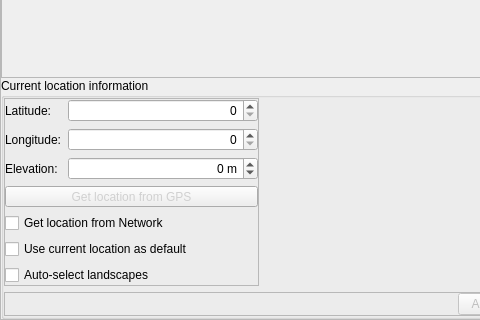
This is src/gui/locationDialogGui.ui in Stellarium/stellarium as Qt 5 draws it before an edit; both pictures show x 0 to 480 and y 163 to 483 of the 786 by 483 pixel window. The edited form follows.
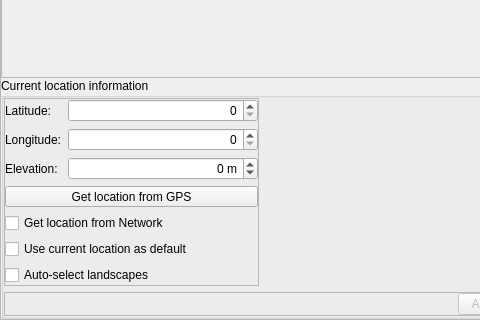
This is the edited form. Custom widgets are drawn as their Qt base class.

```diff
--- a/src/gui/locationDialogGui.ui
+++ b/src/gui/locationDialogGui.ui
@@ -340,43 +340,6 @@
                 <verstretch>0</verstretch>
                </sizepolicy>
               </property>
-              <property name="palette">
-               <palette>
-                <active>
-                 <colorrole role="ButtonText">
-                  <brush brushstyle="SolidPattern">
-                   <color alpha="255">
-                    <red>0</red>
-                    <green>0</green>
-                    <blue>0</blue>
-                   </color>
-                  </brush>
-                 </colorrole>
-                </active>
-                <inactive>
-                 <colorrole role="ButtonText">
-                  <brush brushstyle="SolidPattern">
-                   <color alpha="255">
-                    <red>208</red>
-                    <green>208</green>
-                    <blue>208</blue>
-                   </color>
-                  </brush>
-                 </colorrole>
-                </inactive>
-                <disabled>
-                 <colorrole role="ButtonText">
-                  <brush brushstyle="SolidPattern">
-                   <color alpha="96">
-                    <red>164</red>
-                    <green>166</green>
-                    <blue>168</blue>
-                   </color>
-                  </brush>
-                 </colorrole>
-                </disabled>
-               </palette>
-              </property>
               <property name="text">
                <string>Get location from GPS</string>
               </property>
```
